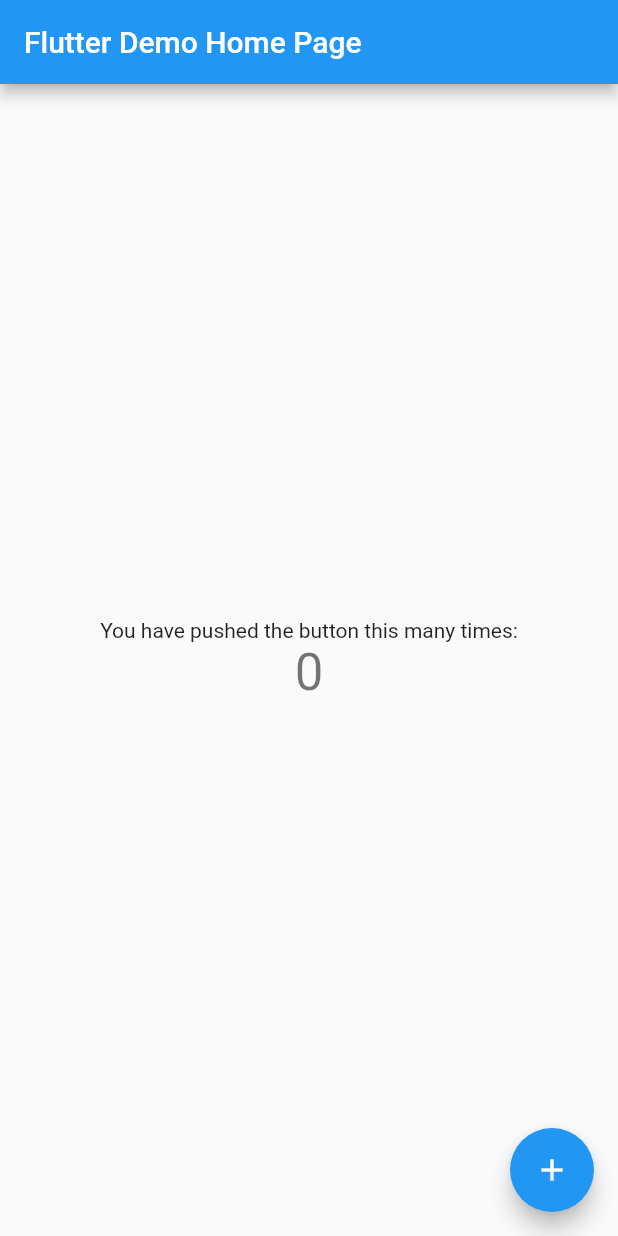
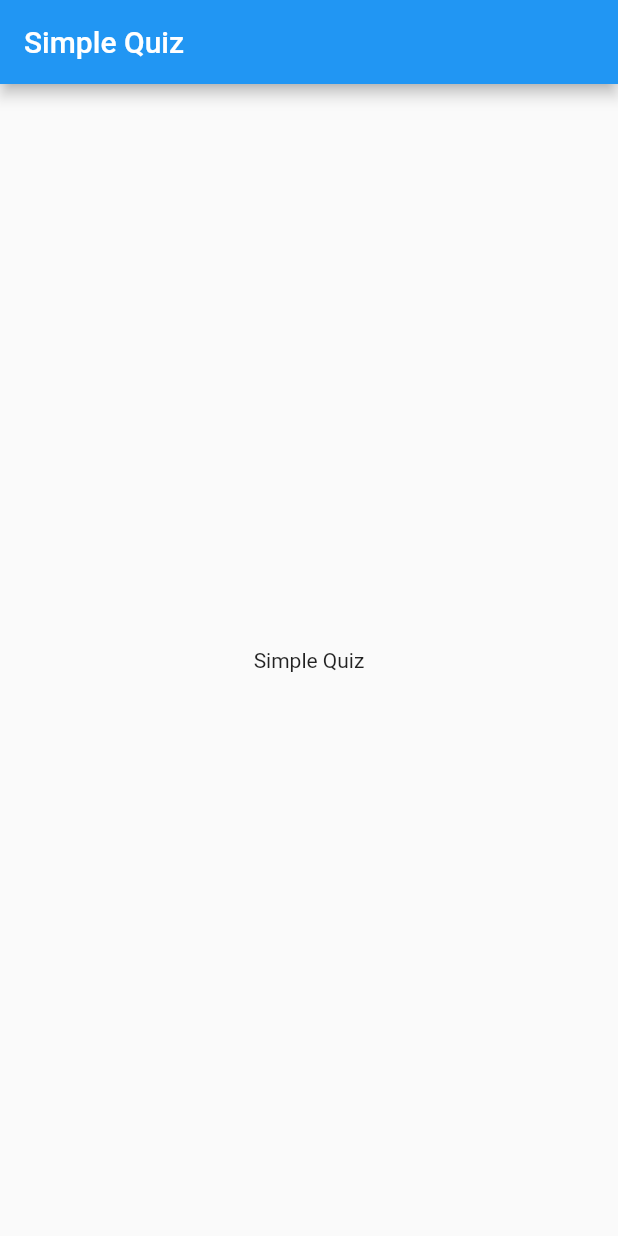
Before and after one commit to elvan/simple_quiz_app_flutter_example, a Flutter app: the screen it shows after launch, on a phone screen of 412 x 824 dp. Run offline on Flutter 3.47's test engine with Material 2 defaults, Android fonts, the phone set to English and light mode, and no system bars.

Commit message:
creating the main screen

```diff
--- a/lib/main.dart
+++ b/lib/main.dart
@@ -1,115 +1,23 @@
 import 'package:flutter/material.dart';
 
 void main() {
-  runApp(const MyApp());
+  runApp(const SimpleQuizApp());
 }
 
-class MyApp extends StatelessWidget {
-  const MyApp({Key? key}) : super(key: key);
+class SimpleQuizApp extends StatelessWidget {
+  const SimpleQuizApp({Key? key}) : super(key: key);
 
-  // This widget is the root of your application.
   @override
   Widget build(BuildContext context) {
     return MaterialApp(
-      title: 'Flutter Demo',
-      theme: ThemeData(
-        // This is the theme of your application.
-        //
-        // Try running your application with "flutter run". You'll see the
-        // application has a blue toolbar. Then, without quitting the app, try
-        // changing the primarySwatch below to Colors.green and then invoke
-        // "hot reload" (press "r" in the console where you ran "flutter run",
-        // or simply save your changes to "hot reload" in a Flutter IDE).
-        // Notice that the counter didn't reset back to zero; the application
-        // is not restarted.
-        primarySwatch: Colors.blue,
+      home: Scaffold(
+        appBar: AppBar(
+          title: const Text('Simple Quiz'),
+        ),
+        body: const Center(
+          child: Text('Simple Quiz'),
+        ),
       ),
-      home: const MyHomePage(title: 'Flutter Demo Home Page'),
     );
   }
 }
-
-class MyHomePage extends StatefulWidget {
-  const MyHomePage({Key? key, required this.title}) : super(key: key);
-
-  // This widget is the home page of your application. It is stateful, meaning
-  // that it has a State object (defined below) that contains fields that affect
-  // how it looks.
-
-  // This class is the configuration for the state. It holds the values (in this
-  // case the title) provided by the parent (in this case the App widget) and
-  // used by the build method of the State. Fields in a Widget subclass are
-  // always marked "final".
-
-  final String title;
-
-  @override
-  State<MyHomePage> createState() => _MyHomePageState();
-}
-
-class _MyHomePageState extends State<MyHomePage> {
-  int _counter = 0;
-
-  void _incrementCounter() {
-    setState(() {
-      // This call to setState tells the Flutter framework that something has
-      // changed in this State, which causes it to rerun the build method below
-      // so that the display can reflect the updated values. If we changed
-      // _counter without calling setState(), then the build method would not be
-      // called again, and so nothing would appear to happen.
-      _counter++;
-    });
-  }
-
-  @override
-  Widget build(BuildContext context) {
-    // This method is rerun every time setState is called, for instance as done
-    // by the _incrementCounter method above.
-    //
-    // The Flutter framework has been optimized to make rerunning build methods
-    // fast, so that you can just rebuild anything that needs updating rather
-    // than having to individually change instances of widgets.
-    return Scaffold(
-      appBar: AppBar(
-        // Here we take the value from the MyHomePage object that was created by
-        // the App.build method, and use it to set our appbar title.
-        title: Text(widget.title),
-      ),
-      body: Center(
-        // Center is a layout widget. It takes a single child and positions it
-        // in the middle of the parent.
-        child: Column(
-          // Column is also a layout widget. It takes a list of children and
-          // arranges them vertically. By default, it sizes itself to fit its
-          // children horizontally, and tries to be as tall as its parent.
-          //
-          // Invoke "debug painting" (press "p" in the console, choose the
-          // "Toggle Debug Paint" action from the Flutter Inspector in Android
-          // Studio, or the "Toggle Debug Paint" command in Visual Studio Code)
-          // to see the wireframe for each widget.
-          //
-          // Column has various properties to control how it sizes itself and
-          // how it positions its children. Here we use mainAxisAlignment to
-          // center the children vertically; the main axis here is the vertical
-          // axis because Columns are vertical (the cross axis would be
-          // horizontal).
-          mainAxisAlignment: MainAxisAlignment.center,
-          children: <Widget>[
-            const Text(
-              'You have pushed the button this many times:',
-            ),
-            Text(
-              '$_counter',
-              style: Theme.of(context).textTheme.headline4,
-            ),
-          ],
-        ),
-      ),
-      floatingActionButton: FloatingActionButton(
-        onPressed: _incrementCounter,
-        tooltip: 'Increment',
-        child: const Icon(Icons.add),
-      ), // This trailing comma makes auto-formatting nicer for build methods.
-    );
-  }
-}
```
